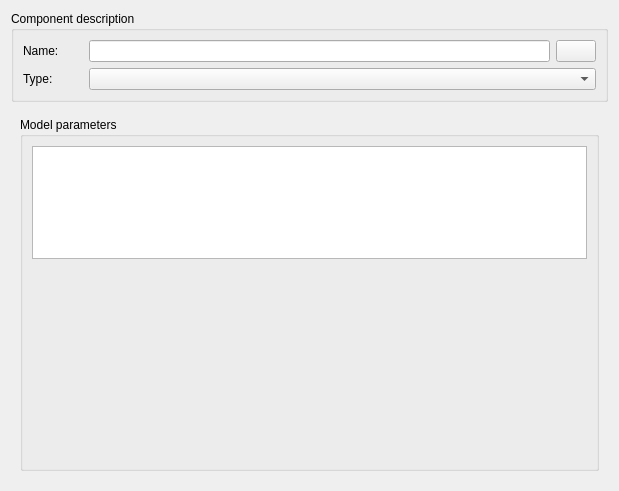
Above: SIM-VICUS/src/SVDBNetworkComponentEditWidget.ui from ghorwin/SIM-VICUS before the change. Below: the same form after it.
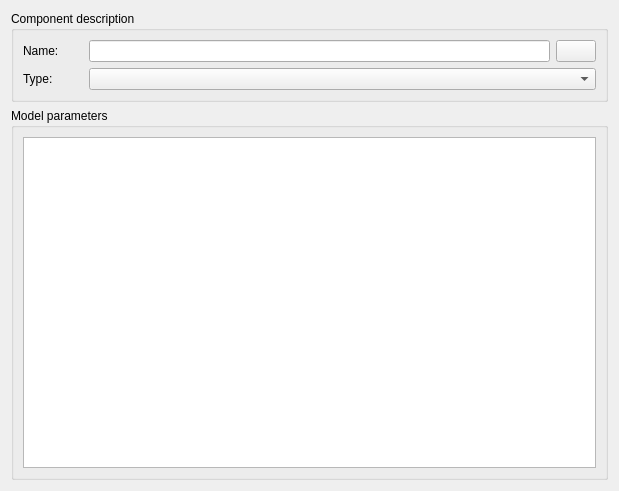
That is the form after the change. Custom widgets are drawn as their Qt base class.

Commit message: Removed hydraulic network component edit dialog and model -> replaced by SVDBNetworkComponent*** classes.

Diff of the .ui file:
```diff
--- a/SIM-VICUS/src/SVDBNetworkComponentEditWidget.ui
+++ b/SIM-VICUS/src/SVDBNetworkComponentEditWidget.ui
@@ -13,7 +13,7 @@
   <property name="windowTitle">
    <string>Form</string>
   </property>
-  <layout class="QVBoxLayout" name="verticalLayoutWidget">
+  <layout class="QVBoxLayout" name="verticalLayout">
    <item>
     <widget class="QGroupBox" name="groupBox">
      <property name="title">
@@ -67,50 +67,15 @@
     </widget>
    </item>
    <item>
-    <widget class="QStackedWidget" name="stackedWidget">
-     <property name="currentIndex">
-      <number>0</number>
-     </property>
-     <widget class="QWidget" name="page">
-      <layout class="QVBoxLayout" name="verticalLayout_3">
-       <item>
         <widget class="QGroupBox" name="groupBox_2">
          <property name="title">
           <string>Model parameters</string>
          </property>
          <layout class="QVBoxLayout" name="verticalLayout_2">
           <item>
-           <widget class="QTableView" name="tableViewParameters"/>
-          </item>
-          <item>
-           <spacer name="verticalSpacer">
-            <property name="orientation">
-             <enum>Qt::Vertical</enum>
-            </property>
-            <property name="sizeHint" stdset="0">
-             <size>
-              <width>20</width>
-              <height>279</height>
-             </size>
-            </property>
-           </spacer>
-          </item>
-         </layout>
-        </widget>
-       </item>
-      </layout>
-     </widget>
-     <widget class="QWidget" name="page_2">
-      <layout class="QVBoxLayout" name="verticalLayout">
-       <item>
-        <widget class="QGroupBox" name="groupBox_3">
-         <property name="title">
-          <string>Heat exchanger parameters</string>
-         </property>
-        </widget>
-       </item>
-      </layout>
-     </widget>
+       <widget class="QTableWidget" name="tableWidgetParameters"/>
+      </item>
+     </layout>
     </widget>
    </item>
   </layout>
```
Lines whose indentation alone changed are shown as unchanged. The commit also changes 13 other files.
